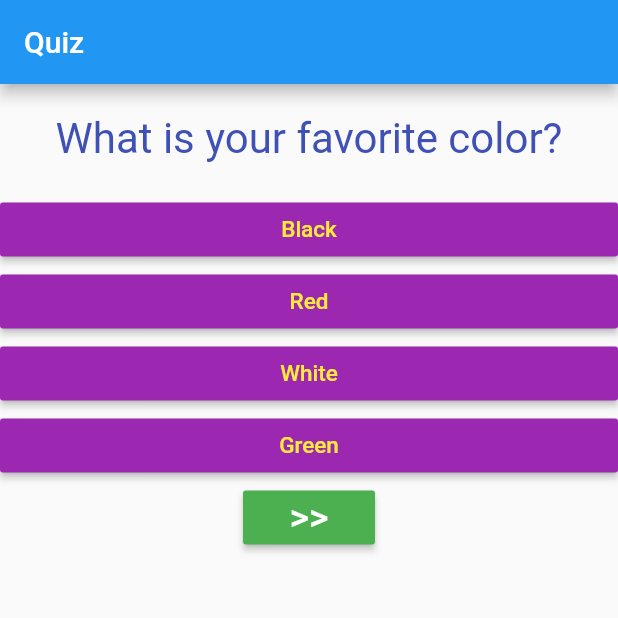
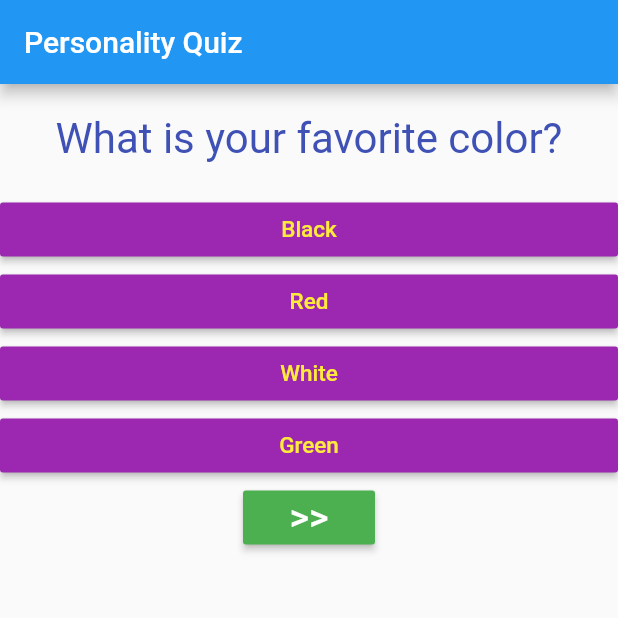
Before and after one commit to tanim913/QuizApp, a Flutter app: the screen it shows after launch, on a phone screen of 412 x 824 dp, the top half of it. Run offline on Flutter 3.47's test engine with Material 2 defaults, Android fonts, the phone set to English and light mode, and no system bars.

Commit message:
Update main.dart

```diff
--- a/QuizApp/lib/main.dart
+++ b/QuizApp/lib/main.dart
@@ -115,7 +115,7 @@ class _MyAppState extends State<MyApp> {
     return MaterialApp(
       home: Scaffold(
         appBar: AppBar(
-          title: Text('Quiz'),
+          title: Text('Personality Quiz'),
         ),
         body: _questionIndex < _questions.length
             ? Quiz(
```
